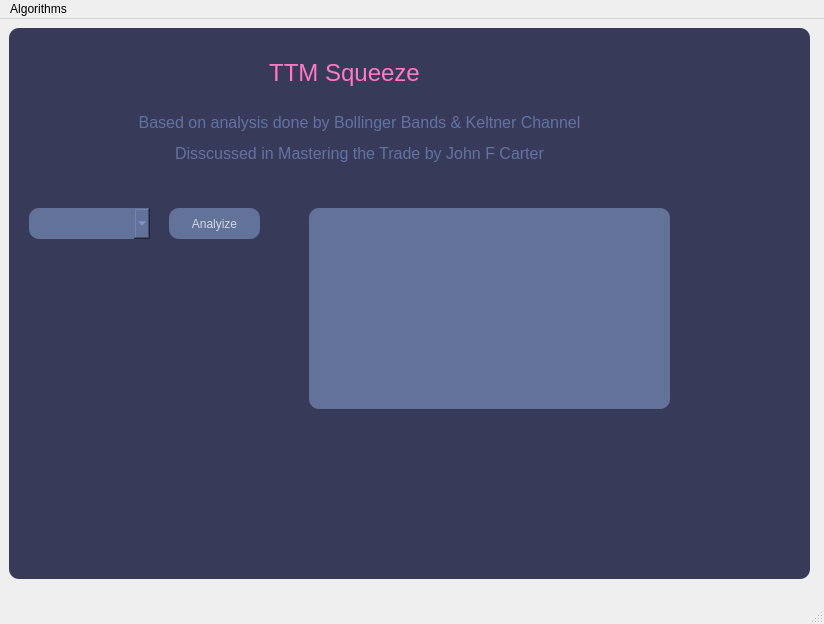
Old version of the form code/ui_elements/main.ui in the repository EranYonai/Stock-Finder.
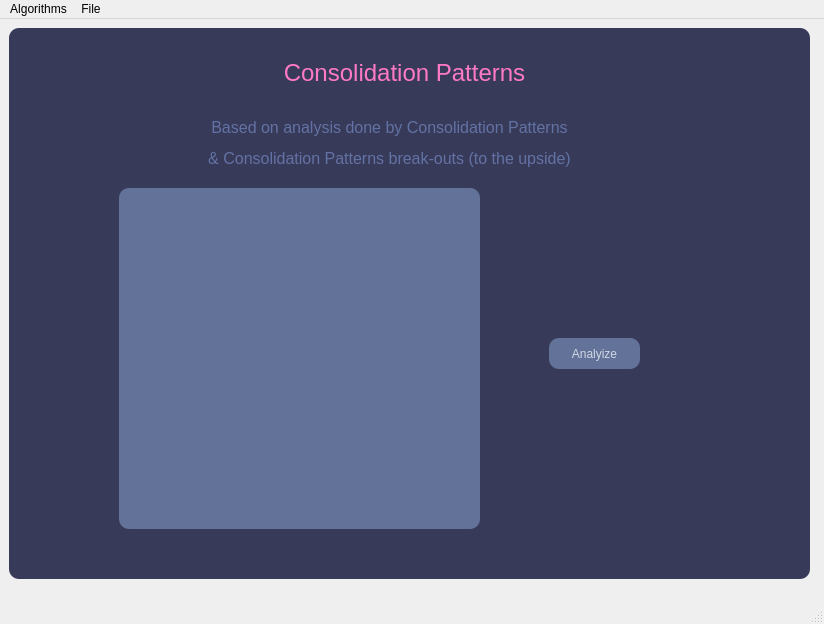
New version of the form.

Diff of the .ui file:
```diff
--- a/code/ui_elements/main.ui
+++ b/code/ui_elements/main.ui
@@ -32,7 +32,10 @@
    <layout class="QVBoxLayout" name="verticalLayout">
     <item>
      <widget class="QStackedWidget" name="stackedWidget">
-      <widget class="QWidget" name="page">
+      <property name="currentIndex">
+       <number>2</number>
+      </property>
+      <widget class="QWidget" name="ttm_page">
        <widget class="QFrame" name="ttm_frame">
         <property name="geometry">
          <rect>
@@ -57,7 +60,7 @@
         <widget class="QLabel" name="label_title">
          <property name="geometry">
           <rect>
-           <x>220</x>
+           <x>260</x>
            <y>10</y>
            <width>231</width>
            <height>71</height>
@@ -82,7 +85,7 @@
         <widget class="QLabel" name="label_description">
          <property name="geometry">
           <rect>
-           <x>80</x>
+           <x>120</x>
            <y>70</y>
            <width>541</width>
            <height>81</height>
@@ -159,7 +162,230 @@
         </widget>
        </widget>
       </widget>
-      <widget class="QWidget" name="page_2"/>
+      <widget class="QWidget" name="day_momentum_page">
+       <widget class="QFrame" name="ttm_frame_3">
+        <property name="geometry">
+         <rect>
+          <x>0</x>
+          <y>0</y>
+          <width>801</width>
+          <height>551</height>
+         </rect>
+        </property>
+        <property name="styleSheet">
+         <string notr="true">QFrame {	
+	background-color: rgb(56, 58, 89);	
+	border-radius: 10px;
+}</string>
+        </property>
+        <property name="frameShape">
+         <enum>QFrame::StyledPanel</enum>
+        </property>
+        <property name="frameShadow">
+         <enum>QFrame::Raised</enum>
+        </property>
+        <widget class="QLabel" name="label_title_3">
+         <property name="geometry">
+          <rect>
+           <x>250</x>
+           <y>10</y>
+           <width>271</width>
+           <height>71</height>
+          </rect>
+         </property>
+         <property name="font">
+          <font>
+           <family>Segoe UI</family>
+           <pointsize>40</pointsize>
+          </font>
+         </property>
+         <property name="styleSheet">
+          <string notr="true">color: rgb(254, 121, 199);</string>
+         </property>
+         <property name="text">
+          <string>&lt;html&gt;&lt;head/&gt;&lt;body&gt;&lt;p&gt;&lt;span style=&quot; font-size:18pt;&quot;&gt;Momentum Trading&lt;/span&gt;&lt;/p&gt;&lt;/body&gt;&lt;/html&gt;</string>
+         </property>
+         <property name="alignment">
+          <set>Qt::AlignCenter</set>
+         </property>
+        </widget>
+        <widget class="QLabel" name="label_description_3">
+         <property name="geometry">
+          <rect>
+           <x>110</x>
+           <y>70</y>
+           <width>541</width>
+           <height>81</height>
+          </rect>
+         </property>
+         <property name="font">
+          <font>
+           <family>Segoe UI</family>
+           <pointsize>14</pointsize>
+          </font>
+         </property>
+         <property name="styleSheet">
+          <string notr="true">color: rgb(98, 114, 164);</string>
+         </property>
+         <property name="text">
+          <string>&lt;html&gt;&lt;head/&gt;&lt;body&gt;&lt;p&gt;&lt;span style=&quot; font-size:12pt;&quot;&gt;Momentum Daily Trading analysis is based on SMAs, &lt;/span&gt;&lt;/p&gt;&lt;p&gt;&lt;span style=&quot; font-size:12pt;&quot;&gt;A first 'elephant' candle and GAP&lt;/span&gt;&lt;/p&gt;&lt;/body&gt;&lt;/html&gt;</string>
+         </property>
+         <property name="alignment">
+          <set>Qt::AlignCenter</set>
+         </property>
+        </widget>
+        <widget class="QPushButton" name="analyze_button_3">
+         <property name="geometry">
+          <rect>
+           <x>530</x>
+           <y>260</y>
+           <width>91</width>
+           <height>31</height>
+          </rect>
+         </property>
+         <property name="styleSheet">
+          <string notr="true">	background-color: rgb(98, 114, 152);	
+	color: rgb(210, 215, 228);
+	border-radius: 10px;</string>
+         </property>
+         <property name="text">
+          <string>Analyize</string>
+         </property>
+        </widget>
+        <widget class="QTextEdit" name="results_edit_3">
+         <property name="geometry">
+          <rect>
+           <x>130</x>
+           <y>180</y>
+           <width>361</width>
+           <height>201</height>
+          </rect>
+         </property>
+         <property name="styleSheet">
+          <string notr="true">background-color: rgb(98, 114, 152);</string>
+         </property>
+         <property name="html">
+          <string>&lt;!DOCTYPE HTML PUBLIC &quot;-//W3C//DTD HTML 4.0//EN&quot; &quot;http://www.w3.org/TR/REC-html40/strict.dtd&quot;&gt;
+&lt;html&gt;&lt;head&gt;&lt;meta name=&quot;qrichtext&quot; content=&quot;1&quot; /&gt;&lt;style type=&quot;text/css&quot;&gt;
+p, li { white-space: pre-wrap; }
+&lt;/style&gt;&lt;/head&gt;&lt;body style=&quot; font-family:'MS Shell Dlg 2'; font-size:7.8pt; font-weight:400; font-style:normal;&quot;&gt;
+&lt;p style=&quot;-qt-paragraph-type:empty; margin-top:0px; margin-bottom:0px; margin-left:0px; margin-right:0px; -qt-block-indent:0; text-indent:0px;&quot;&gt;&lt;br /&gt;&lt;/p&gt;&lt;/body&gt;&lt;/html&gt;</string>
+         </property>
+        </widget>
+       </widget>
+      </widget>
+      <widget class="QWidget" name="consolidation_page">
+       <widget class="QFrame" name="ttm_frame_2">
+        <property name="geometry">
+         <rect>
+          <x>0</x>
+          <y>0</y>
+          <width>801</width>
+          <height>551</height>
+         </rect>
+        </property>
+        <property name="styleSheet">
+         <string notr="true">QFrame {	
+	background-color: rgb(56, 58, 89);	
+	border-radius: 10px;
+}</string>
+        </property>
+        <property name="frameShape">
+         <enum>QFrame::StyledPanel</enum>
+        </property>
+        <property name="frameShadow">
+         <enum>QFrame::Raised</enum>
+        </property>
+        <widget class="QLabel" name="label_title_2">
+         <property name="geometry">
+          <rect>
+           <x>230</x>
+           <y>10</y>
+           <width>331</width>
+           <height>71</height>
+          </rect>
+         </property>
+         <property name="font">
+          <font>
+           <family>Segoe UI</family>
+           <pointsize>40</pointsize>
+          </font>
+         </property>
+         <property name="styleSheet">
+          <string notr="true">color: rgb(254, 121, 199);</string>
+         </property>
+         <property name="text">
+          <string>&lt;html&gt;&lt;head/&gt;&lt;body&gt;&lt;p&gt;&lt;span style=&quot; font-size:18pt;&quot;&gt;Consolidation Patterns&lt;/span&gt;&lt;/p&gt;&lt;/body&gt;&lt;/html&gt;</string>
+         </property>
+         <property name="alignment">
+          <set>Qt::AlignCenter</set>
+         </property>
+        </widget>
+        <widget class="QLabel" name="label_description_2">
+         <property name="geometry">
+          <rect>
+           <x>120</x>
+           <y>80</y>
+           <width>521</width>
+           <height>71</height>
+          </rect>
+         </property>
+         <property name="font">
+          <font>
+           <family>Segoe UI</family>
+           <pointsize>14</pointsize>
+          </font>
+         </property>
+         <property name="styleSheet">
+          <string notr="true">color: rgb(98, 114, 164);</string>
+         </property>
+         <property name="text">
+          <string>&lt;html&gt;&lt;head/&gt;&lt;body&gt;&lt;p&gt;&lt;span style=&quot; font-size:12pt;&quot;&gt;Based on analysis done by Consolidation Patterns&lt;/span&gt;&lt;/p&gt;&lt;p&gt;&lt;span style=&quot; font-size:12pt;&quot;&gt;&amp;amp; Consolidation Patterns break-outs (to the upside)&lt;/span&gt;&lt;/p&gt;&lt;/body&gt;&lt;/html&gt;</string>
+         </property>
+         <property name="alignment">
+          <set>Qt::AlignCenter</set>
+         </property>
+        </widget>
+        <widget class="QPushButton" name="analyze_button_2">
+         <property name="geometry">
+          <rect>
+           <x>540</x>
+           <y>310</y>
+           <width>91</width>
+           <height>31</height>
+          </rect>
+         </property>
+         <property name="styleSheet">
+          <string notr="true">	background-color: rgb(98, 114, 152);	
+	color: rgb(210, 215, 228);
+	border-radius: 10px;</string>
+         </property>
+         <property name="text">
+          <string>Analyize</string>
+         </property>
+        </widget>
+        <widget class="QTextEdit" name="results_edit_2">
+         <property name="geometry">
+          <rect>
+           <x>110</x>
+           <y>160</y>
+           <width>361</width>
+           <height>341</height>
+          </rect>
+         </property>
+         <property name="styleSheet">
+          <string notr="true">background-color: rgb(98, 114, 152);</string>
+         </property>
+         <property name="html">
+          <string>&lt;!DOCTYPE HTML PUBLIC &quot;-//W3C//DTD HTML 4.0//EN&quot; &quot;http://www.w3.org/TR/REC-html40/strict.dtd&quot;&gt;
+&lt;html&gt;&lt;head&gt;&lt;meta name=&quot;qrichtext&quot; content=&quot;1&quot; /&gt;&lt;style type=&quot;text/css&quot;&gt;
+p, li { white-space: pre-wrap; }
+&lt;/style&gt;&lt;/head&gt;&lt;body style=&quot; font-family:'MS Shell Dlg 2'; font-size:7.8pt; font-weight:400; font-style:normal;&quot;&gt;
+&lt;p style=&quot;-qt-paragraph-type:empty; margin-top:0px; margin-bottom:0px; margin-left:0px; margin-right:0px; -qt-block-indent:0; text-indent:0px;&quot;&gt;&lt;br /&gt;&lt;/p&gt;&lt;/body&gt;&lt;/html&gt;</string>
+         </property>
+        </widget>
+       </widget>
+      </widget>
      </widget>
     </item>
    </layout>
@@ -179,8 +405,17 @@
     </property>
     <addaction name="actionTTM_Squeeze"/>
     <addaction name="actionDay_Trading_Momentum"/>
+    <addaction name="actionConsolidation_Patterns"/>
+   </widget>
+   <widget class="QMenu" name="menuFile">
+    <property name="title">
+     <string>File</string>
+    </property>
+    <addaction name="actionAbout"/>
+    <addaction name="actionExit"/>
    </widget>
    <addaction name="menuAlgorithms"/>
+   <addaction name="menuFile"/>
   </widget>
   <widget class="QStatusBar" name="statusbar"/>
   <action name="actionTTM_Squeeze">
```
Left out of the diff: 15 changed lines with no effect on the pictures.
